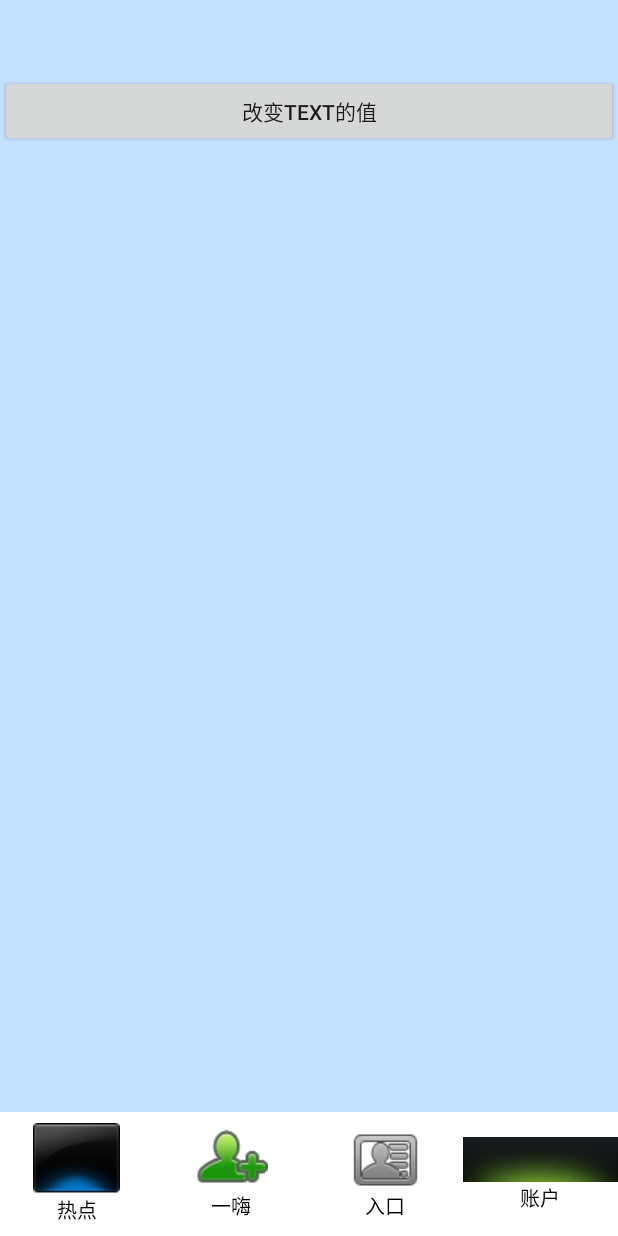
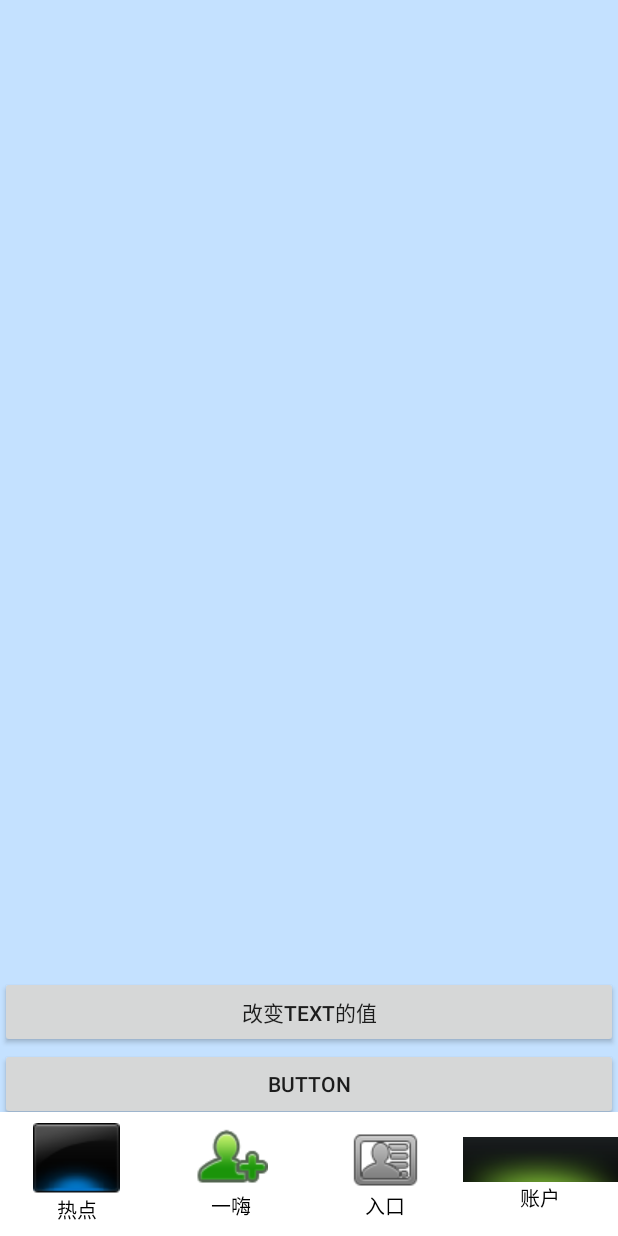
Before and after one commit to HSATAN/android, an Android app: the screen it shows after launch (MyMainActivity), after a tap on "改变TEXT的值", on a phone screen of 412 x 824 dp. Run offline under Robolectric (Android 15) with nearby library versions, the phone set to English and light mode, and no system bars.

Commit message:
添加handler

```diff
--- a/app/src/main/AndroidManifest.xml
+++ b/app/src/main/AndroidManifest.xml
@@ -16,7 +16,10 @@
                 <category android:name="android.intent.category.LAUNCHER" />
             </intent-filter>
         </activity>
+        <activity android:name=".NewActivity"></activity>
+        <activity android:name=".ItemActivity"></activity>
     </application>
+
     <uses-permission android:name="android.permission.INTERNET"/>
 
 </manifest>
--- a/app/src/main/java/com/example/edison/newworld/Hot.java
+++ b/app/src/main/java/com/example/edison/newworld/Hot.java
@@ -1,9 +1,11 @@
 package com.example.edison.newworld;
 
 import android.content.Context;
+import android.content.Intent;
 import android.graphics.Bitmap;
 import android.graphics.BitmapFactory;
 import android.os.Bundle;
+import android.os.Handler;
 import android.support.v4.app.Fragment;
 import android.view.LayoutInflater;
 import android.view.View;
@@ -24,16 +26,24 @@ import java.net.URL;
  * Time: 下午2:39
  */
 public class Hot extends Fragment{
+
+    private MyMainActivity activity;
+    private  ImageView imageView;
+    private Button button;
+    private Button button_new_activity;
+    private Handler handler;
     @Override
     public void onAttach(Context activity) {
+
         super.onAttach(activity);
         System.out.println("AAAAAAAAAA____onAttach");
     }
 
     @Override
     public void onCreate(Bundle savedInstanceState) {
+
         super.onCreate(savedInstanceState);
-        System.out.println("AAAAAAAAAA____onCreate");
+
 
     }
 
@@ -46,10 +56,26 @@ public class Hot extends Fragment{
     @Override
     public void onActivityCreated(Bundle savedInstanceState) {
         super.onActivityCreated(savedInstanceState);
+        activity=(MyMainActivity)getActivity();
+        //这个方法会返回当前Fragment所附加的Activity，当Fragment生命周期结束并销毁时，getActivity()返回的是null
+        //所以在使用时要注意判断null或者捕获空指针异常。
+        handler=new Handler();
+        imageView=(ImageView)activity.fragments.get(0).getView().findViewById(R.id.image);
+        button=(Button)activity.fragments.get(0).getView().findViewById(R.id.button);
+        button_new_activity=(Button)activity.fragments.get(0).getView().findViewById(R.id.button_new_activity) ;
+        System.out.println("AAAAAAAAAA____onCreate");
         System.out.println("AAAAAAAAAA____onActivityCreated");
-        MyMainActivity activity=(MyMainActivity) getActivity();
 
-        Button button=(Button)activity.fragments.get(0).getView().findViewById(R.id.button);
+        button_new_activity.setOnClickListener(new View.OnClickListener() {
+            @Override
+            public void onClick(View view) {
+                Intent intent=new Intent(activity,NewActivity.class);//第一个参数是一个activity，可以用getActivity（）得到，或者类名加上.class，第二个是要跳到的新activity
+                Bundle bundle=new Bundle();
+                bundle.putString("text",button.getText().toString());//向bundle中添加键值对
+                intent.putExtras(bundle);
+                startActivity(intent);//开启新的activity
+            }
+        });
         button.setOnClickListener(new View.OnClickListener() {
             @Override
             public void onClick(View view) {
@@ -57,9 +83,19 @@ public class Hot extends Fragment{
                     new Thread(new Runnable() {
                         @Override
                         public void run() {
-                            MyMainActivity activity=(MyMainActivity) getActivity();
-                            ImageView imageView=(ImageView)activity.fragments.get(0).getView().findViewById(R.id.image);
-                            imageView.setImageBitmap(getImageBitmap("http://www.myenger.com/static/pic/doudou1.jpg"));
+                            try {
+                                final Bitmap bitmap=getImageBitmap("http://www.myenger.com/static/pic/doudou1.jpg");
+                                Hot.this.handler.post(new Thread(new Runnable() {
+                                    @Override
+                                    public void run() {
+                                        Hot.this.imageView.setImageBitmap(bitmap);
+                                    }
+                                }));
+                            }catch (Exception e){
+                                System.out.println(e);
+                            }
+
+
                         }
                     }).start();
 
--- a/app/src/main/java/com/example/edison/newworld/MyMainActivity.java
+++ b/app/src/main/java/com/example/edison/newworld/MyMainActivity.java
@@ -43,6 +43,7 @@ public class MyMainActivity extends FragmentActivity {
             }
         });
 
+
     }
 
 }
--- a/app/src/main/res/layout/tab_a.xml
+++ b/app/src/main/res/layout/tab_a.xml
@@ -10,12 +10,19 @@
     <ImageView
         android:id="@+id/image"
         android:src="@drawable/background1"
-        android:layout_width="50dp"
-        android:layout_height="50dp" />
+        android:layout_width="match_parent"
+        android:layout_height="50dp"
+        android:layout_weight="1.01" />
 
     <Button
         android:text="改变text的值"
         android:layout_width="match_parent"
         android:layout_height="wrap_content"
         android:id="@+id/button" />
+
+    <Button
+        android:id="@+id/button_new_activity"
+        android:layout_width="match_parent"
+        android:layout_height="wrap_content"
+        android:text="Button" />
 </LinearLayout>
--- a/app/src/main/res/values/strings.xml
+++ b/app/src/main/res/values/strings.xml
@@ -1,3 +1,3 @@
 <resources>
-    <string name="app_name">我的app</string>
+    <string name="app_name">My Application</string>
 </resources>
--- a/build.gradle
+++ b/build.gradle
@@ -5,7 +5,7 @@ buildscript {
         jcenter()
     }
     dependencies {
-        classpath 'com.android.tools.build:gradle:2.2.2'
+        classpath 'com.android.tools.build:gradle:2.3.3'
 
         // NOTE: Do not place your application dependencies here; they belong
         // in the individual module build.gradle files
```
Also changed, not shown: app/build.gradle (+5 -3 lines), app/src/main/java/com/example/edison/newworld/ItemActivity.java (added, +17 -0 lines), app/src/main/java/com/example/edison/newworld/NewActivity.java (added, +45 -0 lines), app/src/main/res/anim/activity_bottom_in.xml (added, +14 -0 lines), app/src/main/res/anim/activity_bottom_out.xml (added, +14 -0 lines), app/src/main/res/layout/item_list.xml (added, +68 -0 lines), app/src/main/res/layout/new_activity.xml (added, +31 -0 lines), app/src/main/res/drawable/bg_blue_iv.9.png (added).
